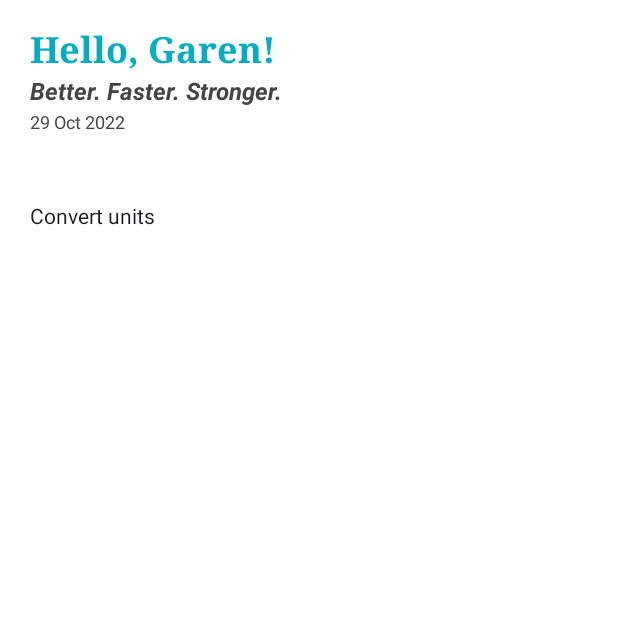
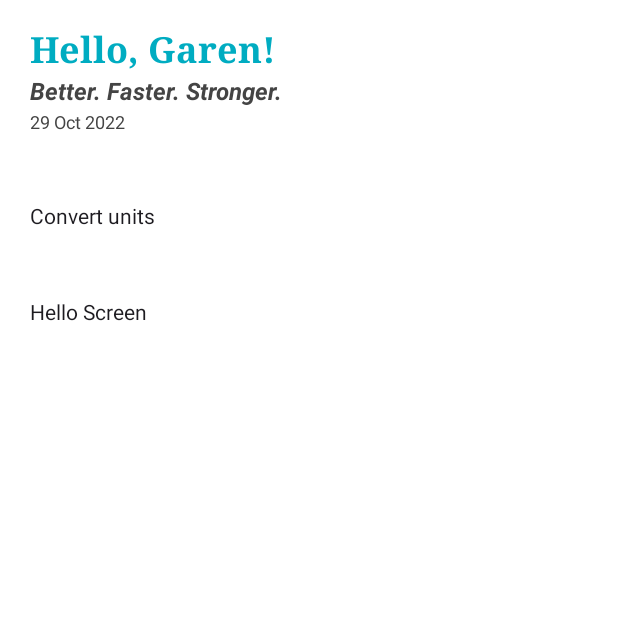
Before and after one commit to nicolegeorgieva/weight-tracker-android, an Android app built with Jetpack Compose: the composable MainScreen shown on its own in the app's theme, after a tap on an icon or button, on a phone screen of 412 x 824 dp, the top half of it. Run offline under Robolectric (Android 15) with nearby library versions, the light colour scheme and no system bars.

Commit message:
Add Hello screen

```diff
--- a/app/src/main/java/com/weighttracker/ConverterScreen.kt
+++ b/app/src/main/java/com/weighttracker/ConverterScreen.kt
@@ -29,7 +29,7 @@ fun ConverterScreen() {
 }
 
 @Composable
-fun BackButton() {
+private fun BackButton() {
     Text(text = "Back",
         modifier = Modifier.clickable {
             currentScreen.value = Screens.Main
--- a/app/src/main/java/com/weighttracker/MainActivity.kt
+++ b/app/src/main/java/com/weighttracker/MainActivity.kt
@@ -12,6 +12,7 @@ class MainActivity : ComponentActivity() {
                 when (currentScreen.value) {
                     Screens.Main -> MainScreen()
                     Screens.Converter -> ConverterScreen()
+                    Screens.Hello -> HelloScreen()
                 }
             }
         }
--- a/app/src/main/java/com/weighttracker/MainScreen.kt
+++ b/app/src/main/java/com/weighttracker/MainScreen.kt
@@ -31,6 +31,8 @@ fun MainScreen() {
         Date()
         Spacer(modifier = Modifier.height(48.dp))
         NavigateToWeightConverter()
+        Spacer(modifier = Modifier.height(48.dp))
+        NavigateToHelloScreen()
     }
 }
 
@@ -88,12 +90,23 @@ private fun LocalDateTime.format(pattern: String): String {
 
 @Composable
 fun NavigateToWeightConverter() {
-    Text(text = "Convert units",
+    Text(
+        text = "Convert units",
         modifier = Modifier.clickable {
             currentScreen.value = Screens.Converter
         }
     )
 
+}
+
+@Composable
+fun NavigateToHelloScreen() {
+    Text(
+        text = "Hello Screen",
+        modifier = Modifier.clickable {
+            currentScreen.value = Screens.Hello
+        }
+    )
 }
 
 @Preview(showBackground = true)
--- a/app/src/main/java/com/weighttracker/Screens.kt
+++ b/app/src/main/java/com/weighttracker/Screens.kt
@@ -5,5 +5,5 @@ import androidx.compose.runtime.mutableStateOf
 val currentScreen = mutableStateOf(Screens.Main)
 
 enum class Screens {
-    Main, Converter
+    Main, Converter, Hello
 }
```
Also changed, not shown: app/src/main/java/com/weighttracker/HelloScreen.kt (added, +32 -0 lines).
